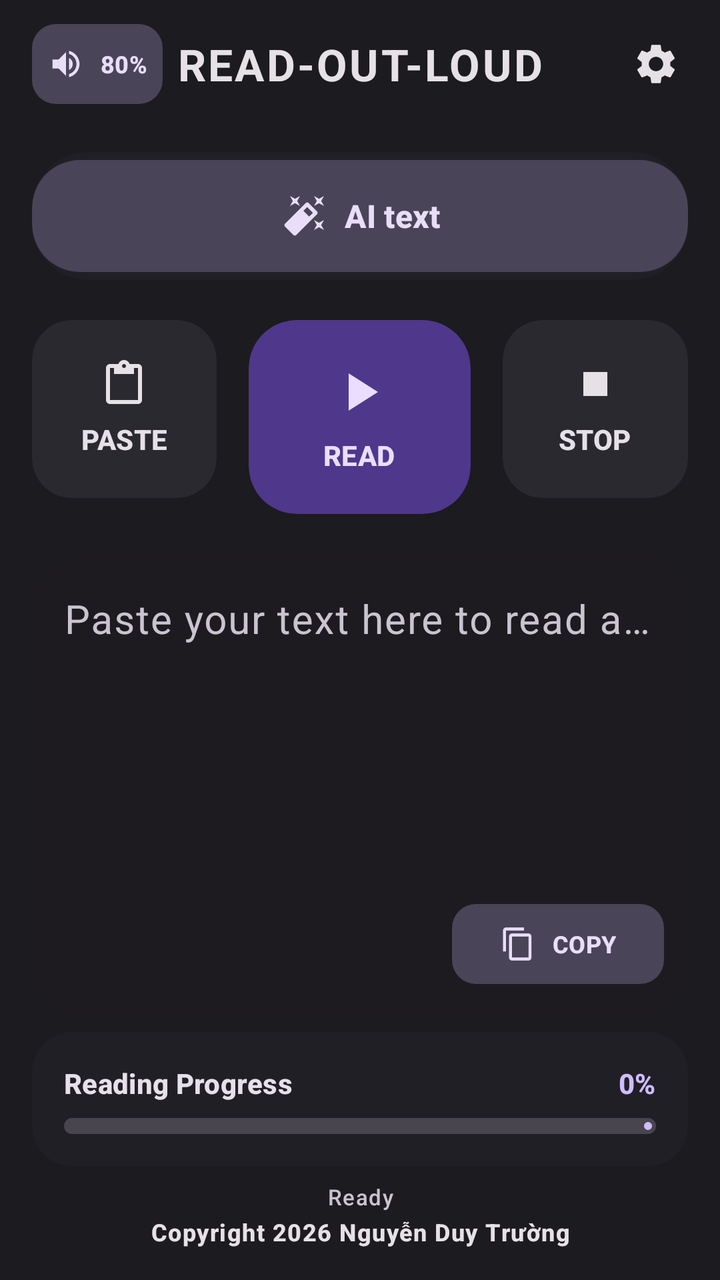
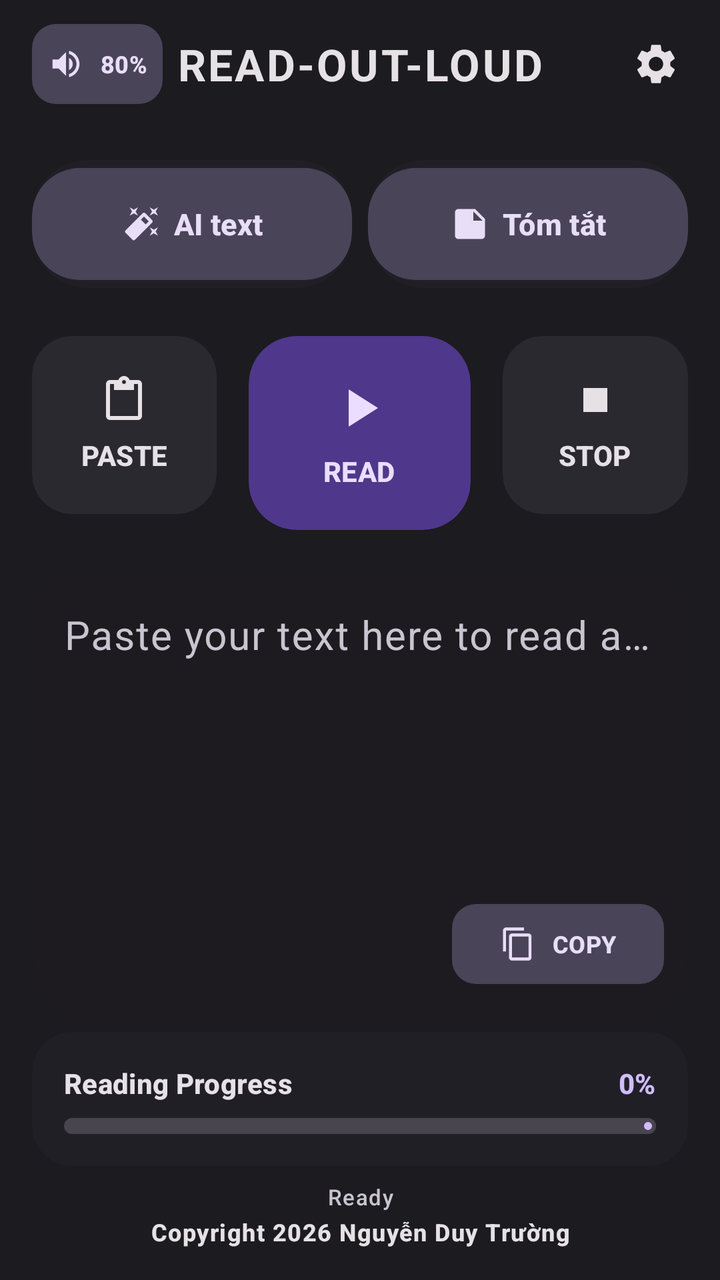

Compare the two renders of this Android layout. The source of the first and the diff that turns it into the second are given below.
<!-- AndroidManifest.xml: application theme Theme.ReadOutLoud -->
<!-- res/layout/activity_main.xml -->
<?xml version="1.0" encoding="utf-8"?>
<FrameLayout xmlns:android="http://schemas.android.com/apk/res/android"
    xmlns:app="http://schemas.android.com/apk/res-auto"
    xmlns:tools="http://schemas.android.com/tools"
    android:layout_width="match_parent"
    android:layout_height="match_parent"
    android:background="?attr/colorSurface"
    android:fitsSystemWindows="true"
    tools:context=".MainActivity">

    <LinearLayout
        android:layout_width="match_parent"
        android:layout_height="match_parent"
        android:orientation="vertical">

        
        <com.google.android.material.appbar.MaterialToolbar
            android:id="@+id/toolbar"
            android:layout_width="match_parent"
            android:layout_height="?attr/actionBarSize"
            android:background="?attr/colorSurface"
            app:elevation="0dp">

            
            <com.google.android.material.button.MaterialButton
                android:id="@+id/volumeButton"
                style="@style/Widget.Material3.Button.TonalButton"
                android:layout_width="wrap_content"
                android:layout_height="wrap_content"
                android:layout_gravity="start|center_vertical"
                android:layout_marginStart="8dp"
                android:minWidth="48dp"
                android:padding="8dp"
                android:text="80%"
                android:textSize="12sp"
                android:textStyle="bold"
                app:cornerRadius="12dp"
                app:icon="@drawable/ic_volume_up"
                app:iconSize="18dp"
                app:iconGravity="textStart" />

            
            <TextView
                android:id="@+id/toolbarTitle"
                android:layout_width="wrap_content"
                android:layout_height="wrap_content"
                android:layout_gravity="center"
                android:text="READ-OUT-LOUD"
                android:textAppearance="@style/TextAppearance.Material3.TitleLarge"
                android:textColor="?attr/colorOnSurface"
                android:textStyle="bold"
                android:letterSpacing="0.05" />

            
            <ImageButton
                android:id="@+id/settingsButton"
                android:layout_width="48dp"
                android:layout_height="48dp"
                android:layout_gravity="end|center_vertical"
                android:layout_marginEnd="8dp"
                android:background="?attr/selectableItemBackgroundBorderless"
                android:src="@drawable/ic_settings"
                app:tint="?attr/colorOnSurface" />
        </com.google.android.material.appbar.MaterialToolbar>

        
        <com.google.android.material.card.MaterialCardView
            android:layout_width="match_parent"
            android:layout_height="wrap_content"
            android:layout_marginStart="16dp"
            android:layout_marginTop="12dp"
            android:layout_marginEnd="16dp"
            app:cardBackgroundColor="?attr/colorSurfaceContainer"
            app:cardCornerRadius="28dp"
            app:strokeWidth="0dp">

            <com.google.android.material.button.MaterialButton
                android:id="@+id/aiTextButton"
                style="@style/Widget.Material3.Button.TonalButton"
                android:layout_width="match_parent"
                android:layout_height="64dp"
                android:text="AI text"
                android:textSize="16sp"
                android:textStyle="bold"
                app:icon="@drawable/ic_auto_fix"
                app:iconGravity="textStart"
                app:iconSize="24dp"
                app:cornerRadius="24dp" />
        </com.google.android.material.card.MaterialCardView>

        
        <LinearLayout
            android:layout_width="match_parent"
            android:layout_height="wrap_content"
            android:layout_marginStart="8dp"
            android:layout_marginTop="12dp"
            android:layout_marginEnd="8dp"
            android:orientation="horizontal">

            
            <com.google.android.material.card.MaterialCardView
                android:id="@+id/pasteCard"
                style="?attr/materialCardViewFilledStyle"
                android:layout_width="0dp"
                android:layout_height="wrap_content"
                android:layout_margin="8dp"
                android:layout_weight="1"
                app:cardBackgroundColor="?attr/colorSurfaceContainerHigh"
                app:cardCornerRadius="20dp"
                app:strokeWidth="0dp">

                <LinearLayout
                    android:layout_width="match_parent"
                    android:layout_height="wrap_content"
                    android:gravity="center"
                    android:orientation="vertical"
                    android:padding="20dp">

                    <ImageView
                        android:layout_width="24dp"
                        android:layout_height="24dp"
                        android:src="@drawable/ic_paste"
                        app:tint="?attr/colorOnSurface" />

                    <TextView
                        android:layout_width="wrap_content"
                        android:layout_height="wrap_content"
                        android:layout_marginTop="6dp"
                        android:text="PASTE"
                        android:textAppearance="@style/TextAppearance.Material3.LabelLarge"
                        android:textStyle="bold" />
                </LinearLayout>
            </com.google.android.material.card.MaterialCardView>

            
            <com.google.android.material.card.MaterialCardView
                android:id="@+id/readCard"
                style="?attr/materialCardViewFilledStyle"
                android:layout_width="0dp"
                android:layout_height="wrap_content"
                android:layout_margin="8dp"
                android:layout_weight="1.2"
                app:cardBackgroundColor="?attr/colorPrimaryContainer"
                app:cardCornerRadius="24dp"
                app:strokeWidth="0dp">

                <LinearLayout
                    android:layout_width="match_parent"
                    android:layout_height="wrap_content"
                    android:gravity="center"
                    android:orientation="vertical"
                    android:padding="20dp">

                    <ImageView
                        android:layout_width="32dp"
                        android:layout_height="32dp"
                        android:src="@drawable/ic_play_arrow"
                        app:tint="?attr/colorOnPrimaryContainer" />

                    <TextView
                        android:layout_width="wrap_content"
                        android:layout_height="wrap_content"
                        android:layout_marginTop="6dp"
                        android:text="READ"
                        android:textAppearance="@style/TextAppearance.Material3.LabelLarge"
                        android:textColor="?attr/colorOnPrimaryContainer"
                        android:textStyle="bold" />
                </LinearLayout>
            </com.google.android.material.card.MaterialCardView>

            
            <com.google.android.material.card.MaterialCardView
                android:id="@+id/stopCard"
                style="?attr/materialCardViewFilledStyle"
                android:layout_width="0dp"
                android:layout_height="wrap_content"
                android:layout_margin="8dp"
                android:layout_weight="1"
                app:cardBackgroundColor="?attr/colorSurfaceContainerHigh"
                app:cardCornerRadius="20dp"
                app:strokeWidth="0dp">

                <LinearLayout
                    android:layout_width="match_parent"
                    android:layout_height="wrap_content"
                    android:gravity="center"
                    android:orientation="vertical"
                    android:padding="20dp">

                    <ImageView
                        android:layout_width="24dp"
                        android:layout_height="24dp"
                        android:src="@drawable/ic_stop"
                        app:tint="?attr/colorOnSurface" />

                    <TextView
                        android:layout_width="wrap_content"
                        android:layout_height="wrap_content"
                        android:layout_marginTop="6dp"
                        android:text="STOP"
                        android:textAppearance="@style/TextAppearance.Material3.LabelLarge"
                        android:textStyle="bold" />
                </LinearLayout>
            </com.google.android.material.card.MaterialCardView>
        </LinearLayout>

        
        <com.google.android.material.card.MaterialCardView
            android:layout_width="match_parent"
            android:layout_height="0dp"
            android:layout_marginStart="16dp"
            android:layout_marginTop="12dp"
            android:layout_marginEnd="16dp"
            android:layout_marginBottom="8dp"
            android:layout_weight="1"
            app:cardBackgroundColor="?attr/colorSurfaceContainerLow"
            app:cardCornerRadius="28dp"
            app:strokeWidth="0dp">

            <FrameLayout
                android:layout_width="match_parent"
                android:layout_height="match_parent">

                <com.google.android.material.textfield.TextInputLayout
                    android:layout_width="match_parent"
                    android:layout_height="match_parent"
                    android:hint="Paste your text here to read aloud..."
                    app:boxStrokeWidth="0dp"
                    app:boxStrokeWidthFocused="0dp"
                    app:hintEnabled="true">

                    <com.google.android.material.textfield.TextInputEditText
                        android:id="@+id/editText"
                        android:layout_width="match_parent"
                        android:layout_height="match_parent"
                        android:background="@android:color/transparent"
                        android:gravity="top"
                        android:inputType="textMultiLine"
                        android:paddingStart="16dp"
                        android:paddingTop="16dp"
                        android:paddingEnd="16dp"
                        android:paddingBottom="56dp"
                        android:scrollbars="vertical"
                        android:textColor="?attr/colorOnSurface"
                        android:textSize="20sp"
                        android:lineSpacingExtra="4dp" />
                </com.google.android.material.textfield.TextInputLayout>

                <com.google.android.material.button.MaterialButton
                    android:id="@+id/copyTextButton"
                    style="@style/Widget.Material3.Button.TonalButton"
                    android:layout_width="wrap_content"
                    android:layout_height="wrap_content"
                    android:layout_gravity="bottom|end"
                    android:layout_margin="12dp"
                    android:text="COPY"
                    android:textSize="12sp"
                    android:textStyle="bold"
                    app:cornerRadius="12dp"
                    app:icon="@drawable/ic_content_copy"
                    app:iconSize="18dp"
                    app:iconGravity="textStart" />
            </FrameLayout>
        </com.google.android.material.card.MaterialCardView>

        
        <com.google.android.material.card.MaterialCardView
            android:layout_width="match_parent"
            android:layout_height="wrap_content"
            android:layout_marginStart="16dp"
            android:layout_marginEnd="16dp"
            android:layout_marginBottom="8dp"
            app:cardBackgroundColor="?attr/colorSurfaceContainer"
            app:cardCornerRadius="20dp"
            app:strokeWidth="0dp">

            <LinearLayout
                android:layout_width="match_parent"
                android:layout_height="wrap_content"
                android:orientation="vertical"
                android:padding="16dp">

                <RelativeLayout
                    android:layout_width="match_parent"
                    android:layout_height="wrap_content"
                    android:layout_marginBottom="8dp">

                    <TextView
                        android:id="@+id/readingStatusText"
                        android:layout_width="wrap_content"
                        android:layout_height="wrap_content"
                        android:layout_alignParentStart="true"
                        android:text="Reading Progress"
                        android:textAppearance="@style/TextAppearance.Material3.LabelLarge"
                        android:textStyle="bold" />

                    <TextView
                        android:id="@+id/readingPercentText"
                        android:layout_width="wrap_content"
                        android:layout_height="wrap_content"
                        android:layout_alignParentEnd="true"
                        android:text="0%"
                        android:textAppearance="@style/TextAppearance.Material3.LabelLarge"
                        android:textColor="?attr/colorPrimary"
                        android:textStyle="bold" />
                </RelativeLayout>

                <com.google.android.material.progressindicator.LinearProgressIndicator
                    android:id="@+id/readingProgressBar"
                    android:layout_width="match_parent"
                    android:layout_height="wrap_content"
                    android:progress="0"
                    app:indicatorColor="?attr/colorPrimary"
                    app:trackColor="?attr/colorSurfaceVariant"
                    app:trackCornerRadius="4dp"
                    app:trackThickness="8dp" />
            </LinearLayout>
        </com.google.android.material.card.MaterialCardView>

        
        <LinearLayout
            android:layout_width="match_parent"
            android:layout_height="wrap_content"
            android:orientation="vertical"
            android:paddingBottom="16dp">

            <TextView
                android:id="@+id/statusText"
                android:layout_width="match_parent"
                android:layout_height="wrap_content"
                android:gravity="center"
                android:text="Ready"
                android:textAppearance="@style/TextAppearance.Material3.LabelSmall"
                android:textColor="?attr/colorOnSurfaceVariant" />

            <TextView
                android:layout_width="match_parent"
                android:layout_height="wrap_content"
                android:layout_marginTop="2dp"
                android:gravity="center"
                android:text="Copyright 2026 Nguyễn Duy Trường"
                android:textAppearance="@style/TextAppearance.Material3.LabelMedium"
                android:textColor="?attr/colorOnSurface"
                android:textStyle="bold" />
        </LinearLayout>
    </LinearLayout>

    
    <FrameLayout
        android:id="@+id/loadingOverlay"
        android:layout_width="match_parent"
        android:layout_height="match_parent"
        android:background="#AA000000"
        android:clickable="true"
        android:focusable="true"
        android:visibility="gone">

        <com.google.android.material.card.MaterialCardView
            android:layout_width="wrap_content"
            android:layout_height="wrap_content"
            android:layout_gravity="center"
            app:cardBackgroundColor="?attr/colorSurfaceContainerHigh"
            app:cardCornerRadius="28dp"
            app:cardElevation="8dp">

            <LinearLayout
                android:layout_width="wrap_content"
                android:layout_height="wrap_content"
                android:gravity="center"
                android:orientation="vertical"
                android:padding="32dp">

                <com.google.android.material.progressindicator.CircularProgressIndicator
                    android:layout_width="wrap_content"
                    android:layout_height="wrap_content"
                    android:indeterminate="true"
                    app:indicatorSize="48dp"
                    app:trackThickness="4dp" />

                <TextView
                    android:layout_width="wrap_content"
                    android:layout_height="wrap_content"
                    android:layout_marginTop="24dp"
                    android:text="Gemini đang xử lý..."
                    android:textAppearance="@style/TextAppearance.Material3.BodyLarge"
                    android:textStyle="bold" />
            </LinearLayout>
        </com.google.android.material.card.MaterialCardView>
    </FrameLayout>

</FrameLayout>
<!-- resources referenced by this layout -->
<resources>
  <!-- drawable ic_content_copy (drawable) -->
  <vector xmlns:android="http://schemas.android.com/apk/res/android"
      android:width="24dp"
      android:height="24dp"
      android:viewportWidth="24.0"
      android:viewportHeight="24.0"
      android:tint="?attr/colorControlNormal">
      <path
          android:fillColor="@android:color/white"
          android:pathData="M16,1H4c-1.1,0 -2,0.9 -2,2v14h2V3h12V1zM19,5H8c-1.1,0 -2,0.9 -2,2v14c0,1.1 0.9,2 2,2h11c1.1,0 2,-0.9 2,-2V7c0,-1.1 -0.9,-2 -2,-2zM19,21H8V7h11v14z"/>
  </vector>
  <!-- drawable ic_paste (drawable) -->
  <vector xmlns:android="http://schemas.android.com/apk/res/android"
      android:width="24dp"
      android:height="24dp"
      android:viewportWidth="24.0"
      android:viewportHeight="24.0"
      android:tint="?attr/colorControlNormal">
      <path
          android:fillColor="@android:color/white"
          android:pathData="M19,2h-4.18C14.4,0.84 13.3,0 12,0S9.6,0.84 9.18,2H5c-1.1,0 -2,0.9 -2,2v16c0,1.1 0.9,2 2,2h14c1.1,0 2,-0.9 2,-2V4c0,-1.1 -0.9,-2 -2,-2zM12,2c0.55,0 1,0.45 1,1s-0.45,1 -1,1 -1,-0.45 -1,-1 0.45,-1 1,-1zM19,20H5V4h2v3h10V4h2v16z"/>
  </vector>
  <!-- drawable ic_play_arrow (drawable) -->
  <vector xmlns:android="http://schemas.android.com/apk/res/android"
      android:width="24dp"
      android:height="24dp"
      android:viewportWidth="24"
      android:viewportHeight="24"
      android:tint="?attr/colorControlNormal">
      <path
          android:fillColor="@android:color/white"
          android:pathData="M8,5v14l11,-7z"/>
  </vector>
  <!-- drawable ic_stop (drawable) -->
  <vector xmlns:android="http://schemas.android.com/apk/res/android"
      android:width="24dp"
      android:height="24dp"
      android:viewportWidth="24"
      android:viewportHeight="24"
      android:tint="?attr/colorControlNormal">
      <path
          android:fillColor="@android:color/white"
          android:pathData="M6,6h12v12H6z"/>
  </vector>
  <!-- drawable ic_volume_up (drawable) -->
  <vector xmlns:android="http://schemas.android.com/apk/res/android"
      android:width="24dp"
      android:height="24dp"
      android:viewportWidth="24.0"
      android:viewportHeight="24.0"
      android:tint="?attr/colorControlNormal">
      <path
          android:fillColor="@android:color/white"
          android:pathData="M3,9v6h4l5,5V4L7,9H3zm13.5,3c0,-1.77 -1.02,-3.29 -2.5,-4.03v8.05c1.48,-0.73 2.5,-2.25 2.5,-4.02zM14,3.23v2.06c2.89,0.86 5,3.54 5,6.71s-2.11,5.85 -5,6.71v2.06c4.01,-0.91 7,-4.49 7,-8.77s-2.99,-7.86 -7,-8.77z"/>
  </vector>
  <style name="Theme.ReadOutLoud" parent="Base.Theme.ReadOutLoud" />
  <color name="md_theme_dark_primary">#D0BCFF</color>
  <color name="md_theme_dark_onPrimary">#381E72</color>
  <color name="md_theme_dark_primaryContainer">#4F378B</color>
  <color name="md_theme_dark_onPrimaryContainer">#EADDFF</color>
  <color name="md_theme_dark_secondary">#CCC2DC</color>
  <color name="md_theme_dark_onSecondary">#332D41</color>
  <color name="md_theme_dark_surface">#1C1B1F</color>
  <color name="md_theme_dark_onSurface">#E6E1E5</color>
  <color name="md_theme_dark_surfaceVariant">#49454F</color>
  <color name="md_theme_dark_onSurfaceVariant">#CAC4D0</color>
  <!-- unchanged entries left out for length: 3 -->
</resources>

<!-- the commit's change to res/layout/activity_main.xml (unified diff, before → after) -->
@@ -64,29 +64,78 @@
         </com.google.android.material.appbar.MaterialToolbar>
 
         
-        <com.google.android.material.card.MaterialCardView
+        <LinearLayout
             android:layout_width="match_parent"
             android:layout_height="wrap_content"
-            android:layout_marginStart="16dp"
+            android:layout_marginStart="12dp"
             android:layout_marginTop="12dp"
-            android:layout_marginEnd="16dp"
-            app:cardBackgroundColor="?attr/colorSurfaceContainer"
-            app:cardCornerRadius="28dp"
-            app:strokeWidth="0dp">
-
-            <com.google.android.material.button.MaterialButton
-                android:id="@+id/aiTextButton"
-                style="@style/Widget.Material3.Button.TonalButton"
-                android:layout_width="match_parent"
-                android:layout_height="64dp"
-                android:text="AI text"
-                android:textSize="16sp"
-                android:textStyle="bold"
-                app:icon="@drawable/ic_auto_fix"
-                app:iconGravity="textStart"
-                app:iconSize="24dp"
-                app:cornerRadius="24dp" />
-        </com.google.android.material.card.MaterialCardView>
+            android:layout_marginEnd="12dp"
+            android:orientation="horizontal">
+
+            <com.google.android.material.card.MaterialCardView
+                android:layout_width="0dp"
+                android:layout_height="wrap_content"
+                android:layout_margin="4dp"
+                android:layout_weight="1"
+                app:cardBackgroundColor="?attr/colorSurfaceContainer"
+                app:cardCornerRadius="28dp"
+                app:strokeWidth="0dp">
+
+                <com.google.android.material.button.MaterialButton
+                    android:id="@+id/aiTextButton"
+                    style="@style/Widget.Material3.Button.TonalButton"
+                    android:layout_width="match_parent"
+                    android:layout_height="64dp"
+                    android:paddingStart="4dp"
+                    android:paddingEnd="4dp"
+                    android:text="AI text"
+                    android:textSize="15sp"
+                    android:textStyle="bold"
+                    android:maxLines="1"
+                    android:ellipsize="end"
+                    app:autoSizeTextType="uniform"
+                    app:autoSizeMinTextSize="10sp"
+                    app:autoSizeMaxTextSize="15sp"
+                    app:autoSizeStepGranularity="1sp"
+                    app:icon="@drawable/ic_auto_fix"
+                    app:iconGravity="textStart"
+                    app:iconSize="20dp"
+                    app:iconPadding="6dp"
+                    app:cornerRadius="24dp" />
+            </com.google.android.material.card.MaterialCardView>
+
+            <com.google.android.material.card.MaterialCardView
+                android:layout_width="0dp"
+                android:layout_height="wrap_content"
+                android:layout_margin="4dp"
+                android:layout_weight="1"
+                app:cardBackgroundColor="?attr/colorSurfaceContainer"
+                app:cardCornerRadius="28dp"
+                app:strokeWidth="0dp">
+
+                <com.google.android.material.button.MaterialButton
+                    android:id="@+id/summarizeButton"
+                    style="@style/Widget.Material3.Button.TonalButton"
+                    android:layout_width="match_parent"
+                    android:layout_height="64dp"
+                    android:paddingStart="4dp"
+                    android:paddingEnd="4dp"
+                    android:text="Tóm tắt"
+                    android:textSize="15sp"
+                    android:textStyle="bold"
+                    android:maxLines="1"
+                    android:ellipsize="end"
+                    app:autoSizeTextType="uniform"
+                    app:autoSizeMinTextSize="10sp"
+                    app:autoSizeMaxTextSize="15sp"
+                    app:autoSizeStepGranularity="1sp"
+                    app:icon="@drawable/ic_summarize"
+                    app:iconGravity="textStart"
+                    app:iconSize="20dp"
+                    app:iconPadding="6dp"
+                    app:cornerRadius="24dp" />
+            </com.google.android.material.card.MaterialCardView>
+        </LinearLayout>
 
         
         <LinearLayout
<!-- resource entries referenced after the edit -->
@@ -44,6 +44,16 @@
           android:fillColor="@android:color/white"
           android:pathData="M6,6h12v12H6z"/>
   </vector>
+  <!-- drawable ic_summarize (drawable) -->
+  <vector xmlns:android="http://schemas.android.com/apk/res/android"
+      android:width="24dp"
+      android:height="24dp"
+      android:viewportWidth="24"
+      android:viewportHeight="24">
+      <path
+          android:fillColor="@android:color/white"
+          android:pathData="M15,3H5C3.9,3 3.01,3.9 3.01,5L3,19c0,1.1 0.89,2 1.99,2H19c1.1,0 2,-0.9 2,-2V9L15,3z M8,17h8v-2H8V17z M8,13h8v-2H8V13z M8,9h5V7H8V9z M14,10V4.5L19.5,10H14z" />
+  </vector>
   <!-- drawable ic_volume_up (drawable) -->
   <vector xmlns:android="http://schemas.android.com/apk/res/android"
       android:width="24dp"
